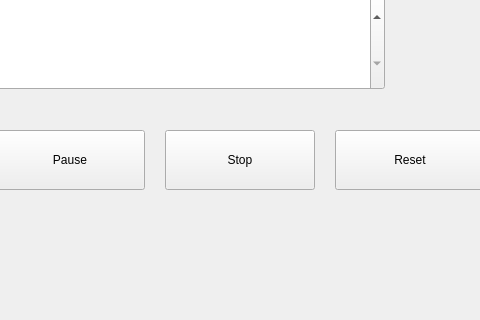
The window that C++/Projects/Clock/QtGUI/ClockGUI/mainwindow.ui (MikitaVitkouski/BSU) describes before a commit, drawn with Qt 5; both pictures show x 555 to 1035 and y 310 to 630 of the 1322 by 801 pixel window.
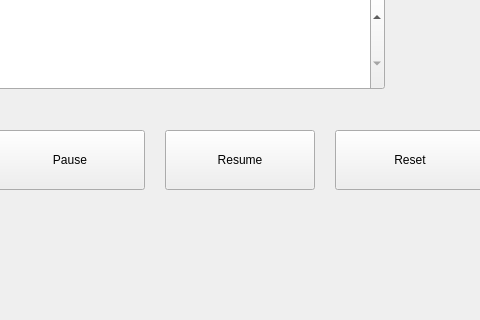
The same window after the commit. The open tabs and pages were chosen to show the change.

The edit to the form file:
```diff
--- a/C++/Projects/Clock/QtGUI/ClockGUI/mainwindow.ui
+++ b/C++/Projects/Clock/QtGUI/ClockGUI/mainwindow.ui
@@ -341,7 +341,7 @@
        </rect>
       </property>
       <property name="text">
-       <string>Stop</string>
+       <string>Resume</string>
       </property>
      </widget>
      <widget class="QPushButton" name="btnResetTimer">
```
